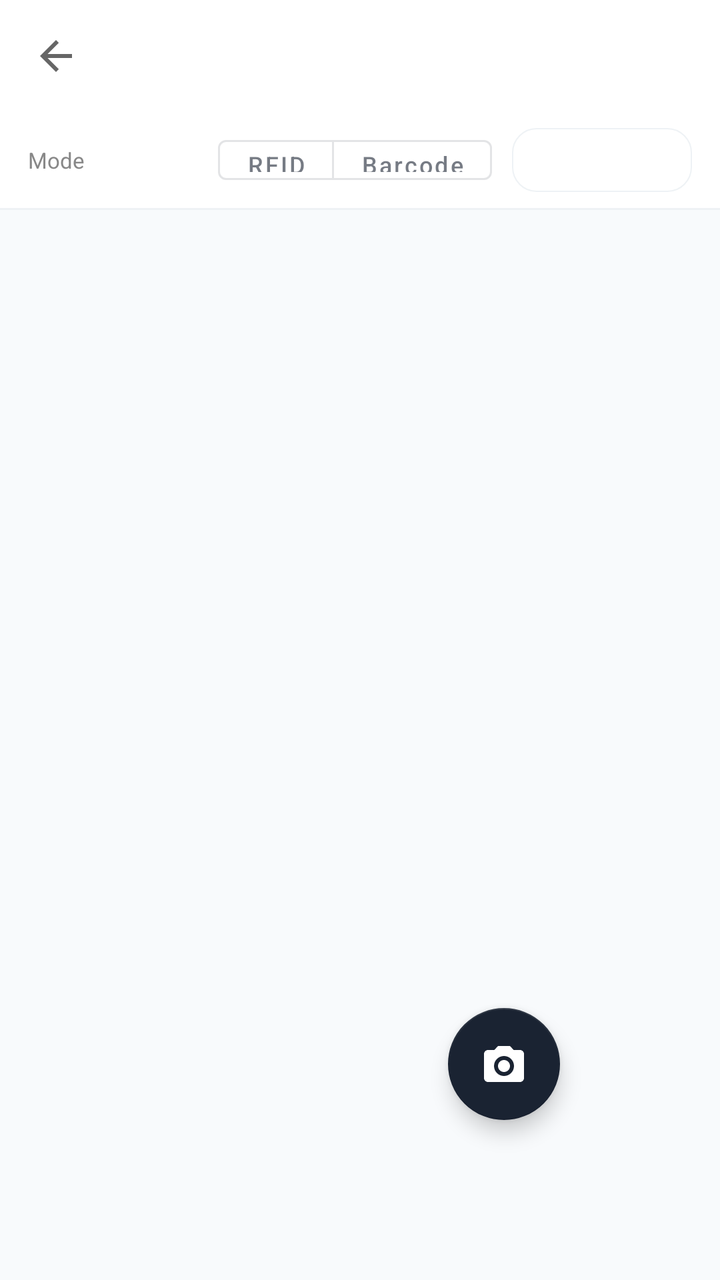
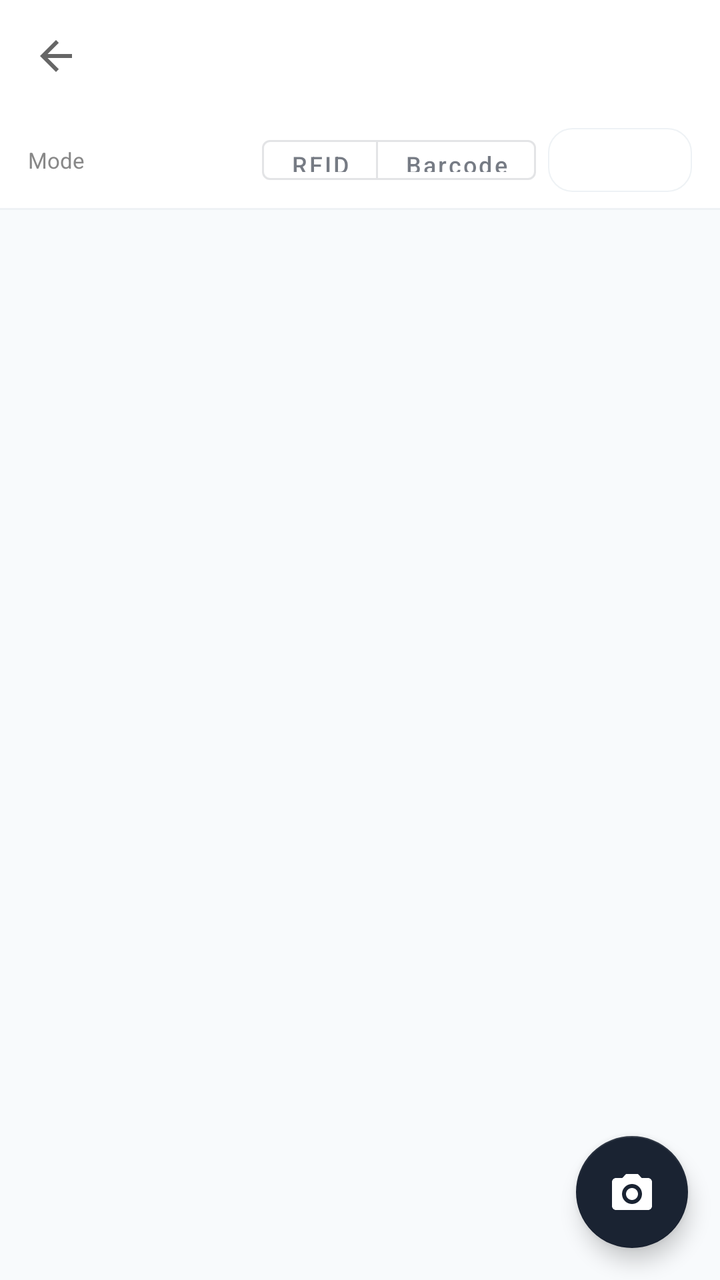

Two renders of the same Android screen: before a commit and after it. Below are the layout's source before the change and the commit's diff.
<!-- AndroidManifest.xml: application theme Theme.InvenScan -->
<!-- res/layout/activity_stock_out.xml -->
<?xml version="1.0" encoding="utf-8"?>
<androidx.coordinatorlayout.widget.CoordinatorLayout xmlns:android="http://schemas.android.com/apk/res/android"
    xmlns:app="http://schemas.android.com/apk/res-auto"
    android:layout_width="match_parent"
    android:layout_height="match_parent"
    android:background="@color/surface">

    <LinearLayout
        android:layout_width="match_parent"
        android:layout_height="match_parent"
        android:orientation="vertical">

        <com.google.android.material.appbar.MaterialToolbar
            android:id="@+id/toolbar"
            android:layout_width="match_parent"
            android:layout_height="?attr/actionBarSize"
            android:background="@color/white"
            android:elevation="0dp"
            app:navigationIcon="?attr/homeAsUpIndicator"
            app:titleTextColor="@color/text_primary" />

        
        <LinearLayout
            android:layout_width="match_parent"
            android:layout_height="48dp"
            android:background="@color/white"
            android:gravity="center_vertical"
            android:orientation="horizontal"
            android:paddingHorizontal="14dp">

            <TextView
                android:layout_width="0dp"
                android:layout_height="wrap_content"
                android:layout_weight="1"
                android:text="Mode"
                android:textColor="@color/text_hint"
                android:textSize="11sp" />

            <com.google.android.material.button.MaterialButtonToggleGroup
                android:id="@+id/toggleScanMode"
                android:layout_width="wrap_content"
                android:layout_height="wrap_content"
                app:selectionRequired="true"
                app:singleSelection="true">

                <com.google.android.material.button.MaterialButton
                    android:id="@+id/btnModeRfid"
                    style="@style/Widget.MaterialComponents.Button.OutlinedButton"
                    android:layout_width="wrap_content"
                    android:layout_height="32dp"
                    android:minWidth="0dp"
                    android:paddingHorizontal="14dp"
                    android:text="@string/label_rfid"
                    android:textAllCaps="false"
                    android:textSize="12sp" />

                <com.google.android.material.button.MaterialButton
                    android:id="@+id/btnModeBarcode"
                    style="@style/Widget.MaterialComponents.Button.OutlinedButton"
                    android:layout_width="wrap_content"
                    android:layout_height="32dp"
                    android:minWidth="0dp"
                    android:paddingHorizontal="14dp"
                    android:text="@string/label_barcode"
                    android:textAllCaps="false"
                    android:textSize="12sp" />
            </com.google.android.material.button.MaterialButtonToggleGroup>

            <Spinner
                android:id="@+id/spinnerPower"
                android:layout_width="90dp"
                android:layout_height="32dp"
                android:layout_marginStart="10dp"
                android:background="@drawable/bg_card"
                android:paddingStart="8dp"
                android:paddingEnd="4dp"
                android:textSize="12sp"
                android:visibility="visible" />
        </LinearLayout>

        <View
            android:layout_width="match_parent"
            android:layout_height="1dp"
            android:background="@color/border_default" />

        <ProgressBar
            android:id="@+id/progressBar"
            android:layout_width="wrap_content"
            android:layout_height="wrap_content"
            android:layout_gravity="center_horizontal"
            android:layout_marginTop="48dp"
            android:visibility="gone" />

        <LinearLayout
            android:id="@+id/layoutError"
            android:layout_width="match_parent"
            android:layout_height="wrap_content"
            android:gravity="center"
            android:orientation="vertical"
            android:padding="24dp"
            android:visibility="gone">

            <TextView
                android:id="@+id/tvError"
                android:layout_width="wrap_content"
                android:layout_height="wrap_content"
                android:gravity="center"
                android:textColor="@color/danger"
                android:textSize="13sp" />

            <com.google.android.material.button.MaterialButton
                android:id="@+id/btnRetry"
                style="@style/Widget.InvenScan.Button.Secondary"
                android:layout_width="wrap_content"
                android:layout_height="wrap_content"
                android:layout_marginTop="12dp"
                android:text="@string/action_retry" />
        </LinearLayout>

        <LinearLayout
            android:id="@+id/layoutContent"
            android:layout_width="match_parent"
            android:layout_height="match_parent"
            android:orientation="vertical"
            android:visibility="gone">

            <LinearLayout
                android:layout_width="match_parent"
                android:layout_height="wrap_content"
                android:layout_margin="12dp"
                android:background="@drawable/bg_card"
                android:orientation="vertical"
                android:padding="14dp">

                <TextView
                    android:layout_width="match_parent"
                    android:layout_height="wrap_content"
                    android:layout_marginBottom="4dp"
                    android:text="@string/label_select_location"
                    android:textColor="@color/text_hint"
                    android:textSize="11sp" />

                <Spinner
                    android:id="@+id/spinnerLocation"
                    android:layout_width="match_parent"
                    android:layout_height="44dp"
                    android:background="@drawable/bg_spinner_border"
                    android:paddingEnd="10dp"
                    android:paddingStart="10dp" />
            </LinearLayout>

            <TextView
                android:id="@+id/tvScanHint"
                android:layout_width="match_parent"
                android:layout_height="wrap_content"
                android:gravity="center"
                android:paddingHorizontal="16dp"
                android:paddingVertical="8dp"
                android:text="@string/hint_ready_to_scan"
                android:textColor="@color/teal_primary"
                android:textSize="12sp" />

            <LinearLayout
                android:layout_width="match_parent"
                android:layout_height="wrap_content"
                android:background="@color/white"
                android:gravity="center_vertical"
                android:orientation="horizontal"
                android:paddingHorizontal="14dp"
                android:paddingVertical="10dp">

                <TextView
                    android:id="@+id/tvItemCount"
                    android:layout_width="0dp"
                    android:layout_height="wrap_content"
                    android:layout_weight="1"
                    android:text="@string/empty_scan_list"
                    android:textColor="@color/text_primary"
                    android:textSize="13sp"
                    android:textStyle="bold" />

                <com.google.android.material.button.MaterialButton
                    android:id="@+id/btnStartScan"
                    style="@style/Widget.InvenScan.Button.Secondary"
                    android:layout_width="wrap_content"
                    android:layout_height="36dp"
                    android:minWidth="0dp"
                    android:paddingHorizontal="16dp"
                    android:text="@string/action_stop_scan"
                    android:textSize="12sp" />
            </LinearLayout>

            <View
                android:layout_width="match_parent"
                android:layout_height="1dp"
                android:background="@color/border_default" />

            <LinearLayout
                android:id="@+id/layoutEmpty"
                android:layout_width="match_parent"
                android:layout_height="wrap_content"
                android:layout_margin="12dp"
                android:background="@drawable/bg_scan_area"
                android:gravity="center"
                android:orientation="vertical"
                android:padding="28dp"
                android:visibility="visible">

                <ImageView
                    android:layout_width="40dp"
                    android:layout_height="40dp"
                    android:src="@drawable/ic_stock_out"
                    app:tint="@color/teal_primary" />

                <TextView
                    android:layout_width="wrap_content"
                    android:layout_height="wrap_content"
                    android:layout_marginTop="8dp"
                    android:text="@string/empty_scan_list"
                    android:textColor="@color/teal_primary"
                    android:textSize="12sp" />
            </LinearLayout>

            <androidx.recyclerview.widget.RecyclerView
                android:id="@+id/rvScannedItems"
                android:layout_width="match_parent"
                android:layout_height="0dp"
                android:layout_weight="1"
                android:background="@color/surface"
                android:visibility="gone"
                app:layoutManager="androidx.recyclerview.widget.LinearLayoutManager" />

            <com.google.android.material.button.MaterialButton
                android:id="@+id/btnSubmit"
                style="@style/Widget.InvenScan.Button.Primary"
                android:layout_width="match_parent"
                android:layout_height="48dp"
                android:layout_margin="12dp"
                android:enabled="false"
                android:text="@string/action_submit" />
        </LinearLayout>
    </LinearLayout>

    <com.google.android.material.floatingactionbutton.FloatingActionButton
        android:id="@+id/fabCamera"
        android:layout_width="wrap_content"
        android:layout_height="wrap_content"
        android:layout_gravity="bottom|end"
        android:layout_margin="80dp"
        android:contentDescription="@string/title_camera_scan"
        android:src="@drawable/ic_camera"
        app:backgroundTint="@color/navy"
        app:tint="@android:color/white" />

</androidx.coordinatorlayout.widget.CoordinatorLayout>
<!-- resources referenced by this layout -->
<resources>
  <color name="border_default">#EEF2F5</color>
  <color name="danger">#E24B4A</color>
  <color name="navy">#1A2332</color>
  <color name="surface">#F8FAFC</color>
  <color name="teal_primary">#1D9E75</color>
  <color name="text_hint">#888888</color>
  <color name="text_primary">#1A2332</color>
  <color name="white">#FFFFFF</color>
  <!-- drawable bg_card (drawable) -->
  <?xml version="1.0" encoding="utf-8"?>
  <shape xmlns:android="http://schemas.android.com/apk/res/android">
      <solid android:color="@color/white" />
      <stroke android:width="0.5dp" android:color="@color/border_default" />
      <corners android:radius="12dp" />
  </shape>
  <!-- drawable bg_scan_area (drawable) -->
  <?xml version="1.0" encoding="utf-8"?>
  <shape xmlns:android="http://schemas.android.com/apk/res/android">
      <solid android:color="@color/teal_bg" />
      <stroke
          android:width="1.5dp"
          android:color="@color/teal_light"
          android:dashGap="4dp"
          android:dashWidth="8dp" />
      <corners android:radius="10dp" />
  </shape>
  <!-- drawable bg_spinner_border (drawable) -->
  <?xml version="1.0" encoding="utf-8"?>
  <shape xmlns:android="http://schemas.android.com/apk/res/android"
      android:shape="rectangle">
      <solid android:color="@color/white" />
      <stroke android:width="1dp" android:color="@color/teal_primary" />
      <corners android:radius="8dp" />
  </shape>
  <!-- drawable ic_camera (drawable) -->
  <?xml version="1.0" encoding="utf-8"?>
  <vector xmlns:android="http://schemas.android.com/apk/res/android"
      android:width="24dp"
      android:height="24dp"
      android:viewportWidth="24"
      android:viewportHeight="24">
      <path
          android:fillColor="@android:color/white"
          android:pathData="M9,3L7.17,5H4C2.9,5 2,5.9 2,7v12c0,1.1 0.9,2 2,2h16c1.1,0 2,-0.9 2,-2V7c0,-1.1 -0.9,-2 -2,-2h-3.17L15,3H9zM12,18c-2.76,0 -5,-2.24 -5,-5s2.24,-5 5,-5 5,2.24 5,5 -2.24,5 -5,5zM12,10c-1.66,0 -3,1.34 -3,3s1.34,3 3,3 3,-1.34 3,-3 -1.34,-3 -3,-3z" />
  </vector>
  <!-- drawable ic_stock_out (drawable) -->
  <?xml version="1.0" encoding="utf-8"?>
  <vector xmlns:android="http://schemas.android.com/apk/res/android"
      android:width="24dp"
      android:height="24dp"
      android:viewportWidth="24"
      android:viewportHeight="24">
      <path
          android:fillColor="@color/teal_primary"
          android:pathData="M9,16h6v-6h4l-7,-7 -7,7h4v6zM5,18h14v2H5z" />
  </vector>
  <string name="action_retry">Retry</string>
  <string name="action_stop_scan">Stop</string>
  <string name="action_submit">Submit</string>
  <string name="empty_scan_list">No items scanned yet</string>
  <string name="hint_ready_to_scan">Ready to scan — point scanner at item</string>
  <string name="label_barcode">Barcode</string>
  <string name="label_rfid">RFID</string>
  <string name="label_select_location">Select Location</string>
  <string name="title_camera_scan">Barcode Scan</string>
  <style name="Widget.InvenScan.Button.Primary" parent="Widget.MaterialComponents.Button">
          <item name="android:minHeight">48dp</item>
          <item name="android:textSize">14sp</item>
          <item name="android:textStyle">bold</item>
          <item name="android:textAllCaps">false</item>
          <item name="backgroundTint">@color/teal_primary</item>
          <item name="cornerRadius">10dp</item>
      </style>
  <style name="Widget.InvenScan.Button.Secondary" parent="Widget.MaterialComponents.Button.OutlinedButton">
          <item name="android:minHeight">48dp</item>
          <item name="android:textSize">14sp</item>
          <item name="android:textAllCaps">false</item>
          <item name="strokeColor">@color/teal_primary</item>
          <item name="android:textColor">@color/teal_primary</item>
          <item name="cornerRadius">10dp</item>
      </style>
  <color name="teal_bg">#E1F5EE</color>
  <color name="teal_light">#5DCAA5</color>
  <color name="warning">#EF9F27</color>
  <!-- unchanged entries left out for length: 1 -->
</resources>

<!-- the commit's change to res/layout/activity_stock_out.xml (unified diff, before → after) -->
@@ -68,9 +68,9 @@
 
             <Spinner
                 android:id="@+id/spinnerPower"
-                android:layout_width="90dp"
+                android:layout_width="72dp"
                 android:layout_height="32dp"
-                android:layout_marginStart="10dp"
+                android:layout_marginStart="6dp"
                 android:background="@drawable/bg_card"
                 android:paddingStart="8dp"
                 android:paddingEnd="4dp"
@@ -246,7 +246,7 @@
         android:layout_width="wrap_content"
         android:layout_height="wrap_content"
         android:layout_gravity="bottom|end"
-        android:layout_margin="80dp"
+        android:layout_margin="16dp"
         android:contentDescription="@string/title_camera_scan"
         android:src="@drawable/ic_camera"
         app:backgroundTint="@color/navy"
